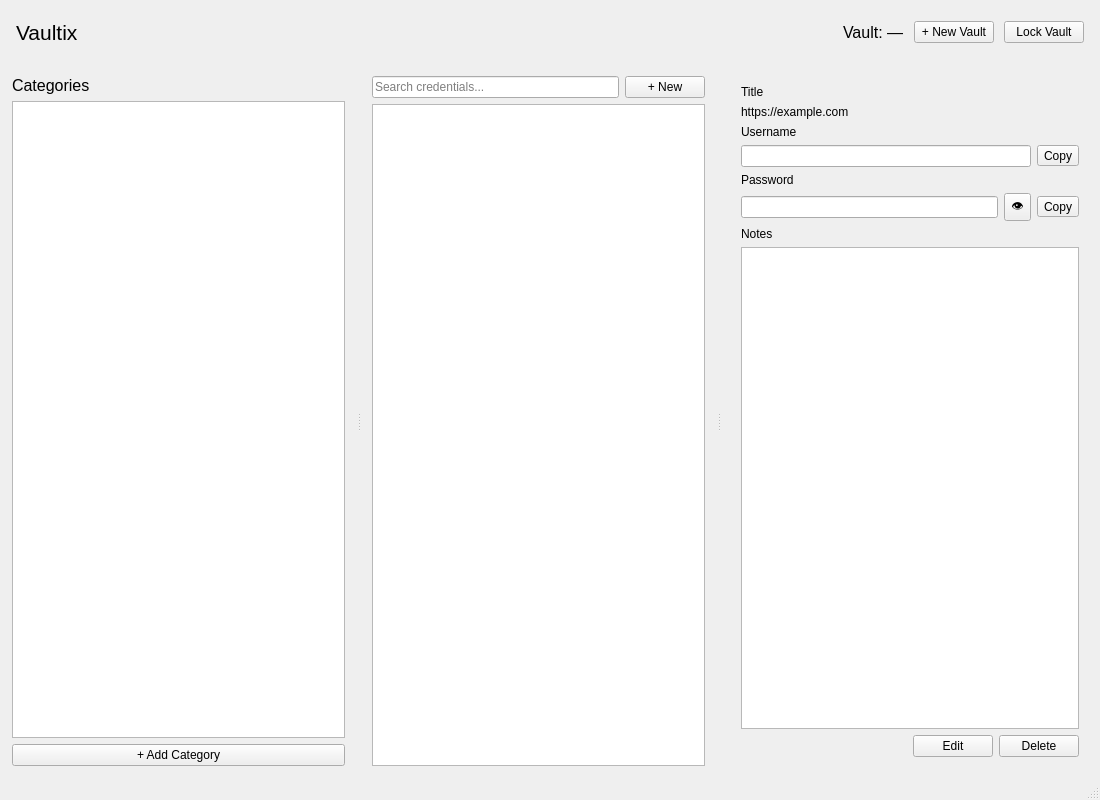
Qt form ui/dashboard.ui (Haakim19/vaultix) before a commit.
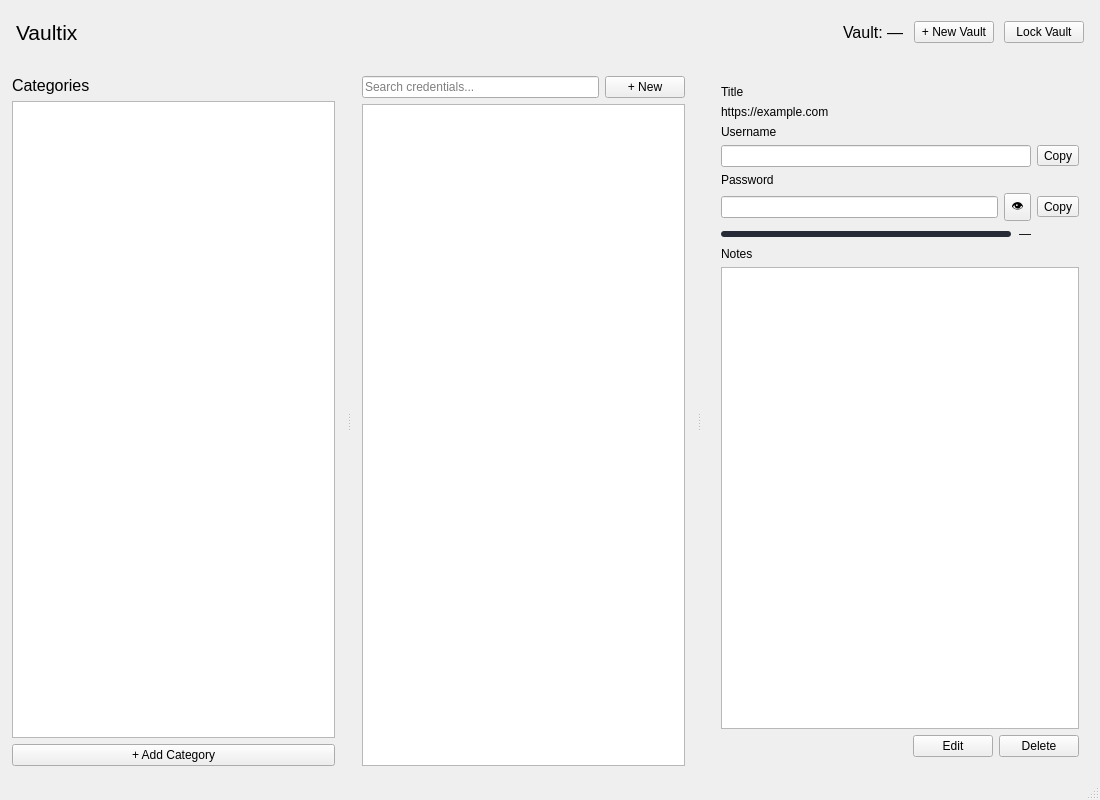
The same form after that commit. The open tabs and pages were chosen to show the change.

Commit message: ui update to password strength meater, fixed width for details panel

Patch:
```diff
--- a/ui/dashboard.ui
+++ b/ui/dashboard.ui
@@ -224,6 +224,18 @@
        </layout>
       </widget>
       <widget class="QWidget" name="rightPanel" native="true">
+       <property name="minimumSize">
+        <size>
+         <width>400</width>
+         <height>0</height>
+        </size>
+       </property>
+       <property name="maximumSize">
+        <size>
+         <width>400</width>
+         <height>16777215</height>
+        </size>
+       </property>
        <layout class="QVBoxLayout" name="rightPanelLayout">
         <property name="leftMargin">
          <number>12</number>
@@ -290,6 +302,12 @@
            <layout class="QVBoxLayout" name="detailPageLayout">
             <item>
              <widget class="QLabel" name="titleLabel">
+              <property name="sizePolicy">
+               <sizepolicy hsizetype="Expanding" vsizetype="Preferred">
+                <horstretch>0</horstretch>
+                <verstretch>0</verstretch>
+               </sizepolicy>
+              </property>
               <property name="text">
                <string>Title</string>
               </property>
@@ -297,6 +315,12 @@
             </item>
             <item>
              <widget class="QLabel" name="websiteLabel">
+              <property name="sizePolicy">
+               <sizepolicy hsizetype="Expanding" vsizetype="Preferred">
+                <horstretch>0</horstretch>
+                <verstretch>0</verstretch>
+               </sizepolicy>
+              </property>
               <property name="text">
                <string>https://example.com</string>
               </property>
@@ -329,6 +353,18 @@
                </property>
                <item>
                 <widget class="QLineEdit" name="usernameField">
+                 <property name="sizePolicy">
+                  <sizepolicy hsizetype="Expanding" vsizetype="Fixed">
+                   <horstretch>0</horstretch>
+                   <verstretch>0</verstretch>
+                  </sizepolicy>
+                 </property>
+                 <property name="minimumSize">
+                  <size>
+                   <width>200</width>
+                   <height>0</height>
+                  </size>
+                 </property>
                  <property name="readOnly">
                   <bool>true</bool>
                  </property>
@@ -371,6 +407,18 @@
                </property>
                <item>
                 <widget class="QLineEdit" name="passwordField">
+                 <property name="sizePolicy">
+                  <sizepolicy hsizetype="Expanding" vsizetype="Fixed">
+                   <horstretch>0</horstretch>
+                   <verstretch>0</verstretch>
+                  </sizepolicy>
+                 </property>
+                 <property name="minimumSize">
+                  <size>
+                   <width>200</width>
+                   <height>0</height>
+                  </size>
+                 </property>
                  <property name="echoMode">
                   <enum>QLineEdit::EchoMode::Password</enum>
                  </property>
@@ -402,6 +450,132 @@
               </layout>
              </widget>
             </item>
+            <item>
+             <widget class="QWidget" name="strengthRow" native="true">
+              <layout class="QHBoxLayout" name="strengthRowLayout">
+               <property name="leftMargin">
+                <number>0</number>
+               </property>
+               <property name="topMargin">
+                <number>0</number>
+               </property>
+               <property name="rightMargin">
+                <number>0</number>
+               </property>
+               <property name="bottomMargin">
+                <number>0</number>
+               </property>
+               <property name="spacing">
+                <number>8</number>
+               </property>
+               <item>
+                <widget class="QFrame" name="strengthBarBg">
+                 <property name="sizePolicy">
+                  <sizepolicy hsizetype="Expanding" vsizetype="Fixed">
+                   <horstretch>1</horstretch>
+                   <verstretch>0</verstretch>
+                  </sizepolicy>
+                 </property>
+                 <property name="minimumSize">
+                  <size>
+                   <width>60</width>
+                   <height>6</height>
+                  </size>
+                 </property>
+                 <property name="maximumSize">
+                  <size>
+                   <width>16777215</width>
+                   <height>6</height>
+                  </size>
+                 </property>
+                 <property name="styleSheet">
+                  <string notr="true">background-color: #262b37; border-radius: 3px;</string>
+                 </property>
+                 <layout class="QHBoxLayout" name="strengthBarBgLayout">
+                  <property name="leftMargin">
+                   <number>0</number>
+                  </property>
+                  <property name="topMargin">
+                   <number>0</number>
+                  </property>
+                  <property name="rightMargin">
+                   <number>0</number>
+                  </property>
+                  <property name="bottomMargin">
+                   <number>0</number>
+                  </property>
+                  <property name="spacing">
+                   <number>0</number>
+                  </property>
+                  <item>
+                   <widget class="QFrame" name="strengthBarFill">
+                    <property name="sizePolicy">
+                     <sizepolicy hsizetype="Fixed" vsizetype="Fixed">
+                      <horstretch>0</horstretch>
+                      <verstretch>0</verstretch>
+                     </sizepolicy>
+                    </property>
+                    <property name="minimumSize">
+                     <size>
+                      <width>0</width>
+                      <height>6</height>
+                     </size>
+                    </property>
+                    <property name="maximumSize">
+                     <size>
+                      <width>16777215</width>
+                      <height>6</height>
+                     </size>
+                    </property>
+                    <property name="styleSheet">
+                     <string notr="true">background-color: #ef4444; border-radius: 3px;</string>
+                    </property>
+                   </widget>
+                  </item>
+                  <item>
+                   <spacer name="strengthBarSpacer">
+                    <property name="orientation">
+                     <enum>Qt::Orientation::Horizontal</enum>
+                    </property>
+                    <property name="sizeHint" stdset="0">
+                     <size>
+                      <width>40</width>
+                      <height>6</height>
+                     </size>
+                    </property>
+                   </spacer>
+                  </item>
+                 </layout>
+                </widget>
+               </item>
+               <item>
+                <widget class="QLabel" name="strengthLabel">
+                 <property name="sizePolicy">
+                  <sizepolicy hsizetype="Fixed" vsizetype="Preferred">
+                   <horstretch>0</horstretch>
+                   <verstretch>0</verstretch>
+                  </sizepolicy>
+                 </property>
+                 <property name="minimumSize">
+                  <size>
+                   <width>60</width>
+                   <height>0</height>
+                  </size>
+                 </property>
+                 <property name="maximumSize">
+                  <size>
+                   <width>60</width>
+                   <height>16777215</height>
+                  </size>
+                 </property>
+                 <property name="text">
+                  <string>—</string>
+                 </property>
+                </widget>
+               </item>
+              </layout>
+             </widget>
+            </item>
             <item>
              <widget class="QLabel" name="notesHeader">
               <property name="text">
@@ -411,6 +585,18 @@
             </item>
             <item>
              <widget class="QPlainTextEdit" name="notesField">
+              <property name="sizePolicy">
+               <sizepolicy hsizetype="Expanding" vsizetype="Expanding">
+                <horstretch>0</horstretch>
+                <verstretch>0</verstretch>
+               </sizepolicy>
+              </property>
+              <property name="minimumSize">
+               <size>
+                <width>200</width>
+                <height>0</height>
+               </size>
+              </property>
               <property name="readOnly">
                <bool>true</bool>
               </property>
```
Left out of the diff: 2 changed lines with no effect on the pictures. The commit also changes 1 other file.
